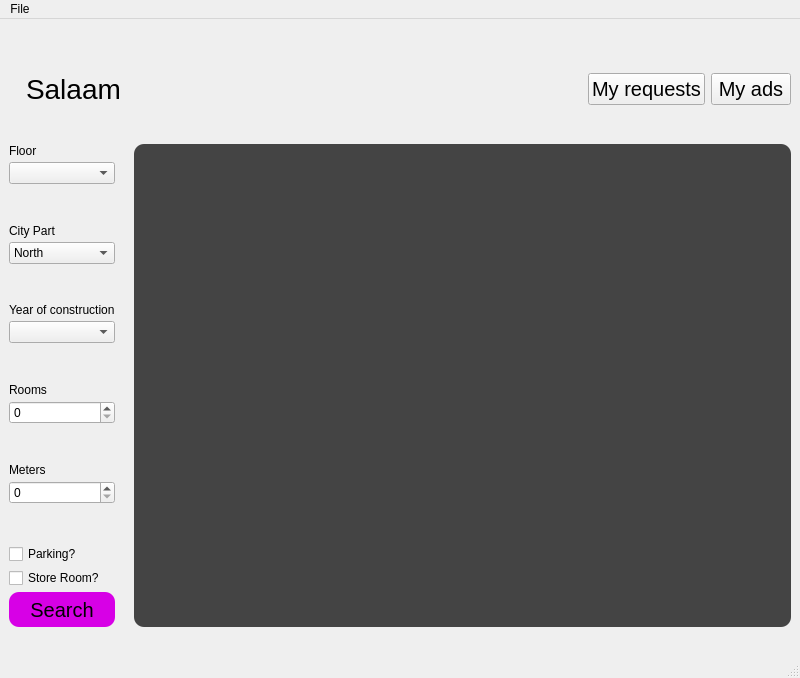
This is Resources/AmlakiManager.ui in Danial-Movahed/SOAS as Qt 5 draws it before an edit. The edited form follows.
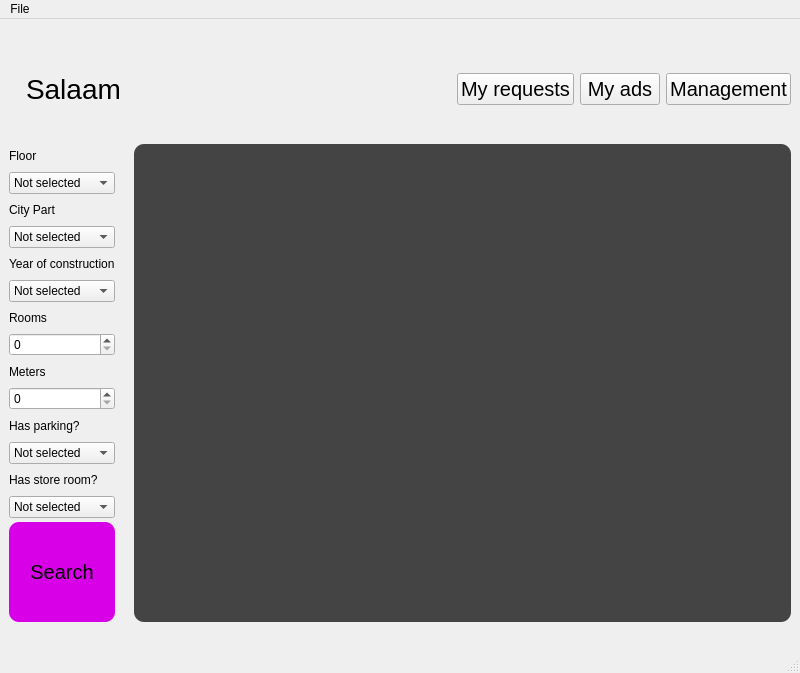
This is the edited form. Icons and pictures are not drawn.

Commit message: Added myads, fixed login and added search

```diff
--- a/Resources/AmlakiManager.ui
+++ b/Resources/AmlakiManager.ui
@@ -7,7 +7,7 @@
     <x>0</x>
     <y>0</y>
     <width>800</width>
-    <height>678</height>
+    <height>673</height>
    </rect>
   </property>
   <property name="windowTitle">
@@ -83,6 +83,18 @@
         </property>
        </widget>
       </item>
+      <item>
+       <widget class="QPushButton" name="AmlakiMgmt">
+        <property name="font">
+         <font>
+          <pointsize>15</pointsize>
+         </font>
+        </property>
+        <property name="text">
+         <string>Management</string>
+        </property>
+       </widget>
+      </item>
      </layout>
     </item>
     <item>
@@ -121,23 +133,16 @@
            </widget>
           </item>
           <item>
-           <widget class="QComboBox" name="comboBox_3"/>
+           <widget class="QComboBox" name="FloorCombo">
+            <item>
+             <property name="text">
+              <string>Not selected</string>
+             </property>
+            </item>
+           </widget>
           </item>
          </layout>
         </item>
-        <item>
-         <spacer name="verticalSpacer_4">
-          <property name="orientation">
-           <enum>Qt::Vertical</enum>
-          </property>
-          <property name="sizeHint" stdset="0">
-           <size>
-            <width>20</width>
-            <height>20</height>
-           </size>
-          </property>
-         </spacer>
-        </item>
         <item>
          <layout class="QVBoxLayout" name="verticalLayout_2">
           <item>
@@ -148,7 +153,12 @@
            </widget>
           </item>
           <item>
-           <widget class="QComboBox" name="comboBox">
+           <widget class="QComboBox" name="CityPartCombo">
+            <item>
+             <property name="text">
+              <string>Not selected</string>
+             </property>
+            </item>
             <item>
              <property name="text">
               <string>North</string>
@@ -173,19 +183,6 @@
           </item>
          </layout>
         </item>
-        <item>
-         <spacer name="verticalSpacer_5">
-          <property name="orientation">
-           <enum>Qt::Vertical</enum>
-          </property>
-          <property name="sizeHint" stdset="0">
-           <size>
-            <width>20</width>
-            <height>20</height>
-           </size>
-          </property>
-         </spacer>
-        </item>
         <item>
          <layout class="QVBoxLayout" name="verticalLayout_6">
           <item>
@@ -196,23 +193,16 @@
            </widget>
           </item>
           <item>
-           <widget class="QComboBox" name="comboBox_2"/>
+           <widget class="QComboBox" name="YearCombo">
+            <item>
+             <property name="text">
+              <string>Not selected</string>
+             </property>
+            </item>
+           </widget>
           </item>
          </layout>
         </item>
-        <item>
-         <spacer name="verticalSpacer_6">
-          <property name="orientation">
-           <enum>Qt::Vertical</enum>
-          </property>
-          <property name="sizeHint" stdset="0">
-           <size>
-            <width>20</width>
-            <height>20</height>
-           </size>
-          </property>
-         </spacer>
-        </item>
         <item>
          <layout class="QVBoxLayout" name="verticalLayout_5">
           <item>
@@ -227,19 +217,6 @@
           </item>
          </layout>
         </item>
-        <item>
-         <spacer name="verticalSpacer_7">
-          <property name="orientation">
-           <enum>Qt::Vertical</enum>
-          </property>
-          <property name="sizeHint" stdset="0">
-           <size>
-            <width>20</width>
-            <height>20</height>
-           </size>
-          </property>
-         </spacer>
-        </item>
         <item>
          <layout class="QVBoxLayout" name="verticalLayout_4">
           <item>
@@ -255,34 +232,67 @@
          </layout>
         </item>
         <item>
-         <spacer name="verticalSpacer_8">
-          <property name="orientation">
-           <enum>Qt::Vertical</enum>
-          </property>
-          <property name="sizeHint" stdset="0">
-           <size>
-            <width>20</width>
-            <height>20</height>
-           </size>
-          </property>
-         </spacer>
+         <layout class="QVBoxLayout" name="verticalLayout_10">
+          <item>
+           <widget class="QLabel" name="label_8">
+            <property name="text">
+             <string>Has parking?</string>
+            </property>
+           </widget>
+          </item>
+          <item>
+           <widget class="QComboBox" name="ParkingCombo">
+            <item>
+             <property name="text">
+              <string>Not selected</string>
+             </property>
+            </item>
+            <item>
+             <property name="text">
+              <string>Yes</string>
+             </property>
+            </item>
+            <item>
+             <property name="text">
+              <string>No</string>
+             </property>
+            </item>
+           </widget>
+          </item>
+         </layout>
         </item>
         <item>
-         <widget class="QCheckBox" name="checkBox">
-          <property name="text">
-           <string>Parking?</string>
-          </property>
-         </widget>
+         <layout class="QVBoxLayout" name="verticalLayout_9">
+          <item>
+           <widget class="QLabel" name="label_7">
+            <property name="text">
+             <string>Has store room?</string>
+            </property>
+           </widget>
+          </item>
+          <item>
+           <widget class="QComboBox" name="StoreCombo">
+            <item>
+             <property name="text">
+              <string>Not selected</string>
+             </property>
+            </item>
+            <item>
+             <property name="text">
+              <string>Yes</string>
+             </property>
+            </item>
+            <item>
+             <property name="text">
+              <string>No</string>
+             </property>
+            </item>
+           </widget>
+          </item>
+         </layout>
         </item>
         <item>
-         <widget class="QCheckBox" name="checkBox_2">
-          <property name="text">
-           <string>Store Room?</string>
-          </property>
-         </widget>
-        </item>
-        <item>
-         <widget class="QPushButton" name="ViewPost">
+         <widget class="QPushButton" name="SearchBtn">
           <property name="sizePolicy">
            <sizepolicy hsizetype="Minimum" vsizetype="Expanding">
             <horstretch>0</horstretch>
@@ -292,7 +302,7 @@
           <property name="maximumSize">
            <size>
             <width>16777215</width>
-            <height>16777215</height>
+            <height>100</height>
            </size>
           </property>
           <property name="font">
```
Left out of the diff: 16 changed lines with no effect on the pictures. The commit also changes 17 other files.
